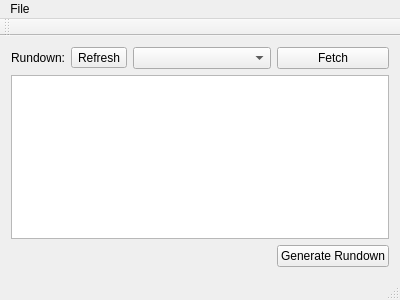
Old version of the form mainwindow.ui in the repository petersimonsson/rcexportcg.
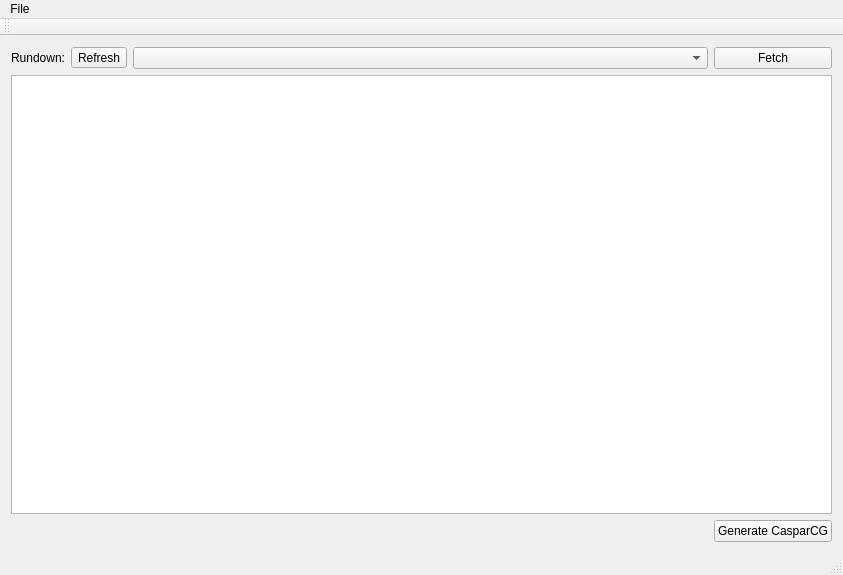
New version of the form.

Commit message:
Move the rundown rows into model and use a treeview to display them
Also the rundown rows now reflects what the casparcg rundown will
contain.

What changed in the file:
```diff
--- a/mainwindow.ui
+++ b/mainwindow.ui
@@ -6,8 +6,8 @@
    <rect>
     <x>0</x>
     <y>0</y>
-    <width>400</width>
-    <height>300</height>
+    <width>843</width>
+    <height>575</height>
    </rect>
   </property>
   <property name="windowTitle">
@@ -32,8 +32,12 @@
       </property>
      </widget>
     </item>
-    <item row="2" column="0" colspan="4">
-     <widget class="QTextBrowser" name="rowBrowser"/>
+    <item row="0" column="1">
+     <widget class="QToolButton" name="rundownRefreshButton">
+      <property name="text">
+       <string>Refresh</string>
+      </property>
+     </widget>
     </item>
     <item row="0" column="3">
      <widget class="QPushButton" name="fetchRundowButton">
@@ -45,16 +49,12 @@
     <item row="3" column="3">
      <widget class="QPushButton" name="generateButton">
       <property name="text">
-       <string>Generate Rundown</string>
+       <string>Generate CasparCG</string>
       </property>
      </widget>
     </item>
-    <item row="0" column="1">
-     <widget class="QToolButton" name="rundownRefreshButton">
-      <property name="text">
-       <string>Refresh</string>
-      </property>
-     </widget>
+    <item row="1" column="0" colspan="4">
+     <widget class="QTreeView" name="rundownRowView"/>
     </item>
    </layout>
   </widget>
@@ -63,7 +63,7 @@
     <rect>
      <x>0</x>
      <y>0</y>
-     <width>400</width>
+     <width>843</width>
      <height>20</height>
     </rect>
    </property>
```
The commit also changes 10 other files.
